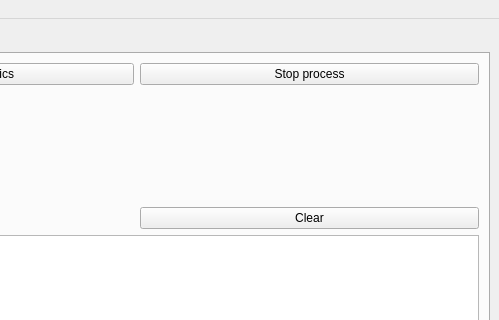
Qt form src/gui/app_window.ui (TheGrycek/Tardigrada) before a commit; both pictures show x 570 to 1069 and y 0 to 320 of the 1069 by 848 pixel window.
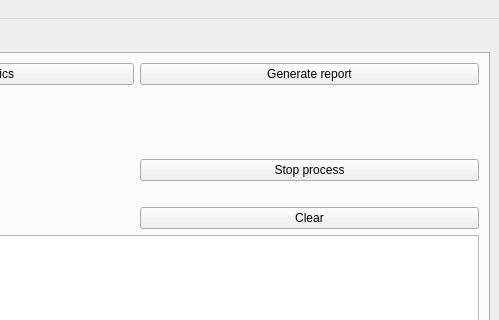
The same form after that commit. The open tabs and pages were chosen to show the change. Icons and pictures are not drawn.

Commit message: report generation added, logo added, scaling fix

Diff of the .ui file:
```diff
--- a/src/gui/app_window.ui
+++ b/src/gui/app_window.ui
@@ -146,6 +146,17 @@
              </widget>
             </item>
             <item row="0" column="2">
+             <widget class="QPushButton" name="reportButton">
+              <property name="text">
+               <string>Generate report</string>
+              </property>
+              <property name="icon">
+               <iconset>
+                <normaloff>icons/report.png</normaloff>icons/report.png</iconset>
+              </property>
+             </widget>
+            </item>
+            <item row="4" column="2">
              <widget class="QPushButton" name="stopButton">
               <property name="text">
                <string>Stop process</string>
```
Left out of the diff: 14 changed lines with no effect on the pictures. The commit also changes 7 other files.
